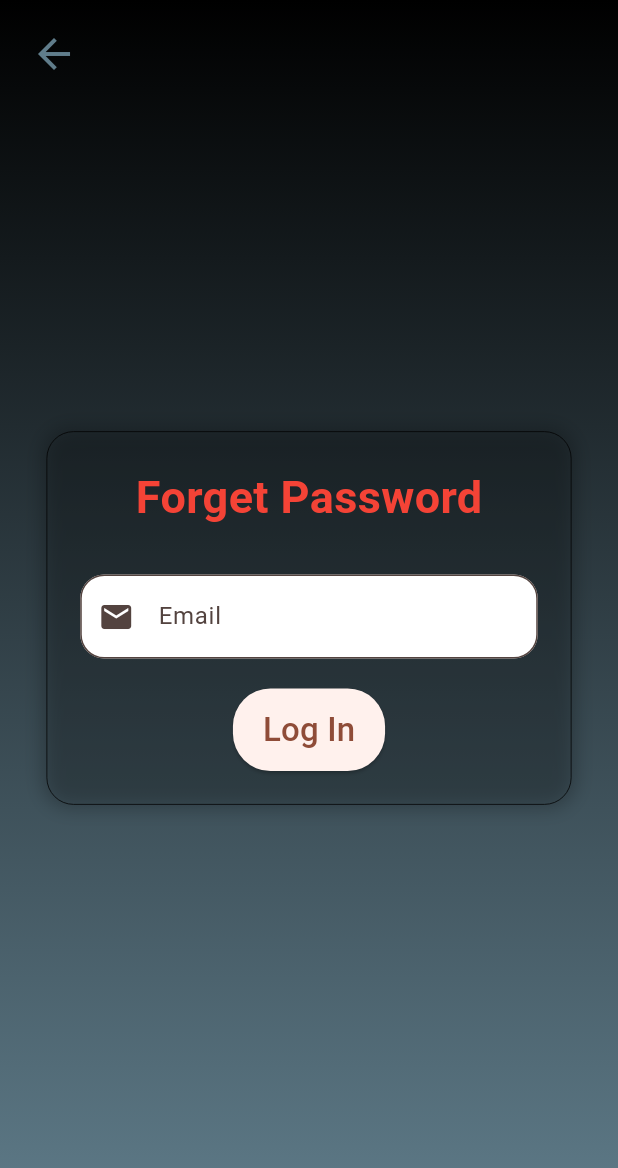
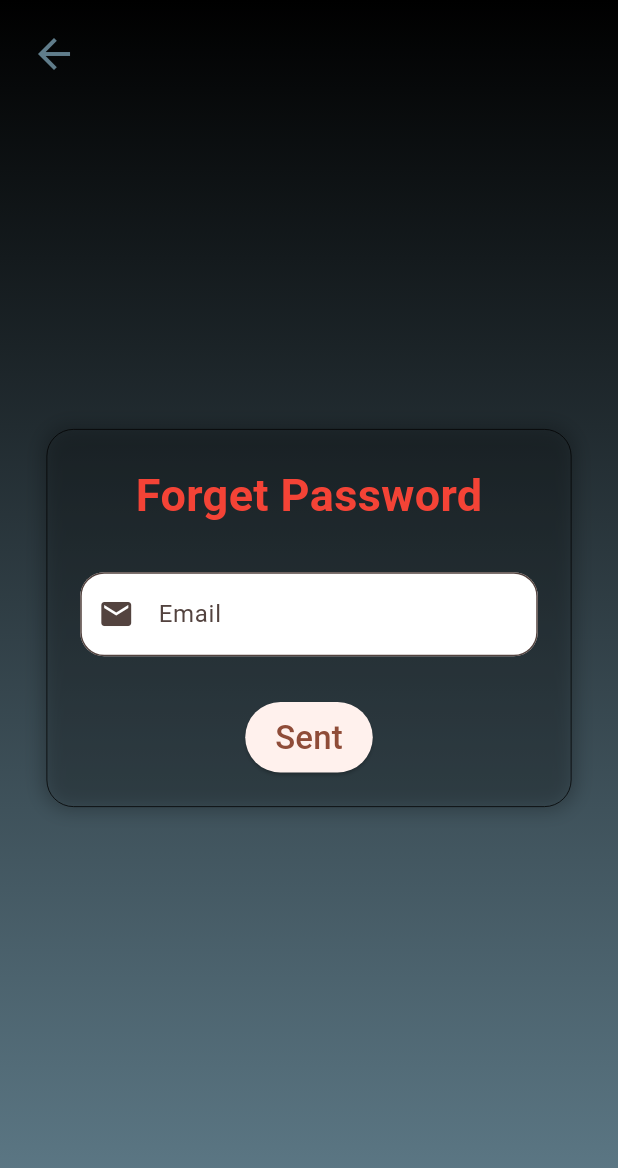
Before and after one commit to siddharthdangi1911/Project_CollabX, a Flutter app: the screen it shows after launch, after a tap on "Forgot password?", on a phone screen of 412 x 824 dp. Shown: the top 1168 px of the screen. Run offline on Flutter 3.47's test engine with Material 3 defaults, Android fonts, the phone set to English and light mode, and no system bars; our stand-ins replace firebase_auth, firebase_core; accounts and stored records are empty.

Commit message:
forget password implemented

```diff
--- a/lib/Screens/forget_password_screen.dart
+++ b/lib/Screens/forget_password_screen.dart
@@ -1,5 +1,49 @@
 import 'package:flutter/material.dart';
 import 'package:firebase_auth/firebase_auth.dart';
+
+
+class ForgetPasswordLoader extends StatelessWidget
+{
+    const ForgetPasswordLoader({super.key});
+
+    Future<void> loadScreen() async
+    {
+        await Future.delayed(const Duration(seconds: 1));
+    }
+
+    @override
+    Widget build(BuildContext context)
+    {
+        return FutureBuilder(
+            future: loadScreen(),
+            builder: (context, snapshot)
+            {
+                if (snapshot.connectionState == ConnectionState.waiting)
+                {
+                    return Scaffold(
+                        backgroundColor: Colors.black,
+                        body: Container(
+                            width: double.infinity,
+                            height: double.infinity,
+                            decoration: const BoxDecoration(
+                                gradient: LinearGradient(
+                                    colors: [Colors.black, Colors.blueGrey],
+                                    begin: Alignment.topCenter,
+                                    end: Alignment.bottomCenter
+                                )
+                            ),
+                          child: Center(
+                            child: CircularProgressIndicator.adaptive(),
+                          ),
+                        )
+                    );
+                }
+
+                return const ForgetPasswordScreen();
+            }
+        );
+    }
+}
 
 class ForgetPasswordScreen extends StatefulWidget
 {
@@ -90,18 +134,18 @@ class _ForgetScreenState extends State<ForgetPasswordScreen>
                                             )
                                         )
                                     ),
-                                    const SizedBox(height: 20),
+                                    const SizedBox(height: 30),
                                     ElevatedButton(
                                         onPressed: ()
                                         {
                                         },
                                         style: ElevatedButton.styleFrom(
-                                            padding: const EdgeInsets.symmetric(vertical: 12, horizontal: 20),
+                                            padding: const EdgeInsets.symmetric(vertical: 8, horizontal: 20),
                                             shape: RoundedRectangleBorder(
                                                 borderRadius: BorderRadius.circular(25)
                                             )
                                         ),
-                                        child: const Text("Log In", style: TextStyle(fontSize: 22))
+                                        child: const Text("Sent", style: TextStyle(fontSize: 22))
                                     )
                                 ]
                             )
--- a/lib/Screens/login_screen.dart
+++ b/lib/Screens/login_screen.dart
@@ -186,7 +186,7 @@ class _LoginScreenState extends State<LoginScreen>
                                 child: InkWell(
                                     onTap: ()
                                     {
-                                        Navigator.push(context, MaterialPageRoute(builder: (_) => const ForgetPasswordScreen()));
+                                        Navigator.push(context, MaterialPageRoute(builder: (_) => const ForgetPasswordLoader()));
                                     },
                                     child: const Text(
                                         "Forgot password?",
```
Also changed, not shown: 2 other files.
